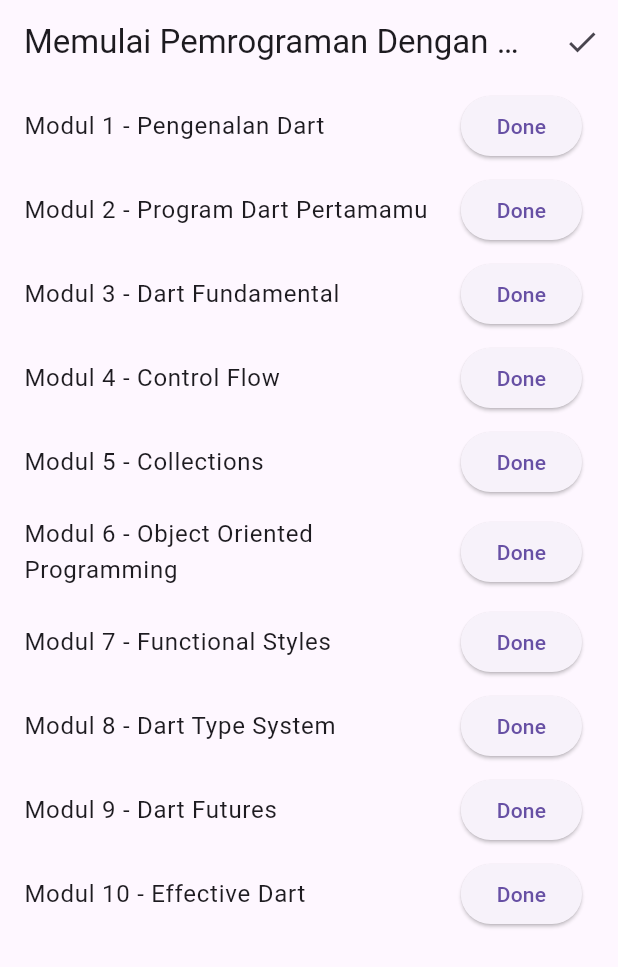
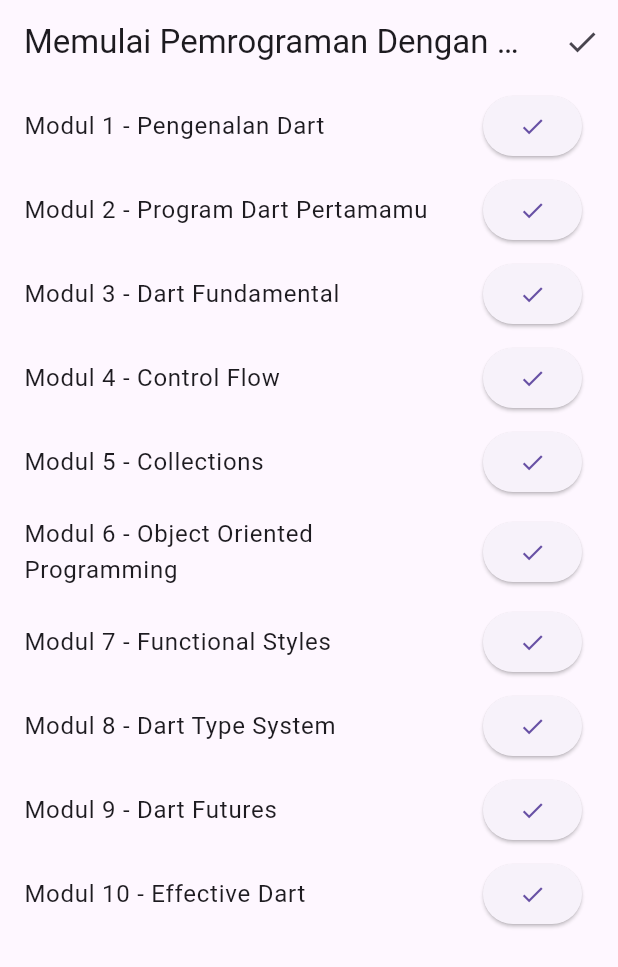
Before and after one commit to kevinWicaksono/dicodingFlutter, a Flutter app: the screen it shows after launch, on a phone screen of 412 x 824 dp. Shown: the top 967 px of the screen. Run offline on Flutter 3.47's test engine with Material 3 defaults, Android fonts, the light colour scheme and no system bars; our stand-ins replace google_fonts, webview_flutter.

Commit message:
state management - change the "done" button to "done icon" and "clear icon"

```diff
--- a/lib/StateManagement/module_list.dart
+++ b/lib/StateManagement/module_list.dart
@@ -32,7 +32,11 @@ class _ModuleListState extends State<ModuleList> {
           isDone: widget.doneModuleList.contains(_moduleList[index]),
           onClick: () {
             setState(() {
-              widget.doneModuleList.add(_moduleList[index]);
+              if (widget.doneModuleList.contains(_moduleList[index])) {
+                widget.doneModuleList.remove(_moduleList[index]);
+              } else {
+                widget.doneModuleList.add(_moduleList[index]);
+              }
             });
           },
         );
@@ -58,10 +62,13 @@ class ModuleTile extends StatelessWidget {
     return ListTile(
       title: Text(moduleName),
       trailing: isDone
-          ? const Icon(Icons.done)
+          ? ElevatedButton(
+              onPressed: onClick,
+              child: const Icon(Icons.clear),
+            )
           : ElevatedButton(
               onPressed: onClick,
-              child: const Text('Done'),
+              child: const Icon(Icons.done),
             ),
     );
   }
```
